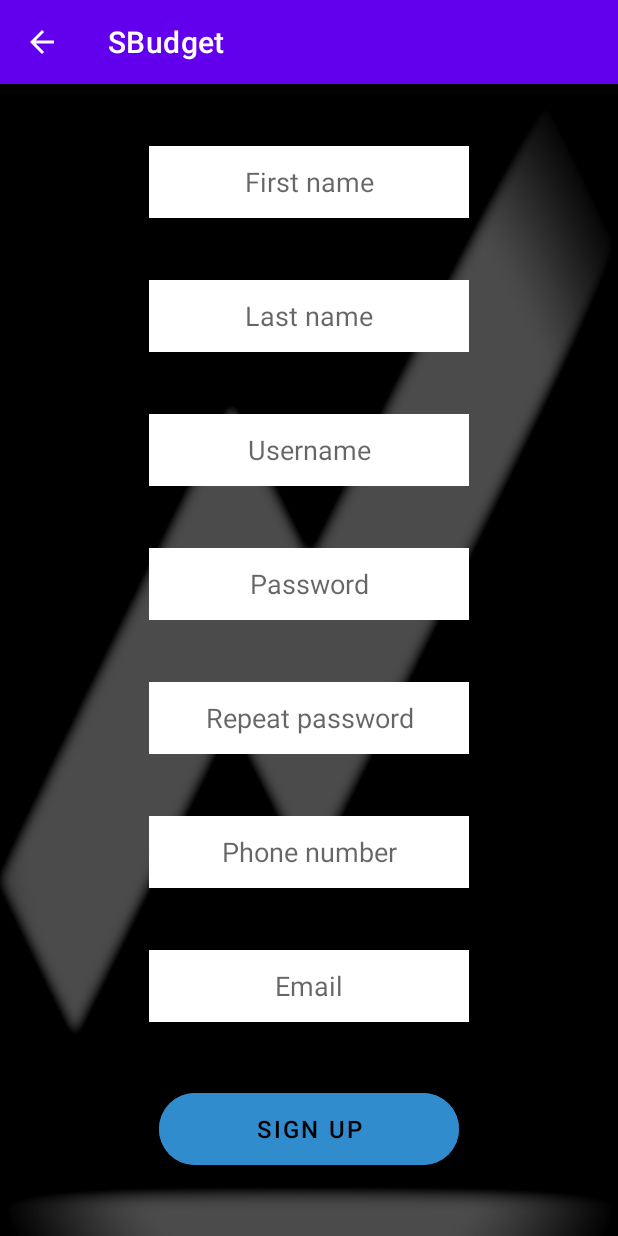
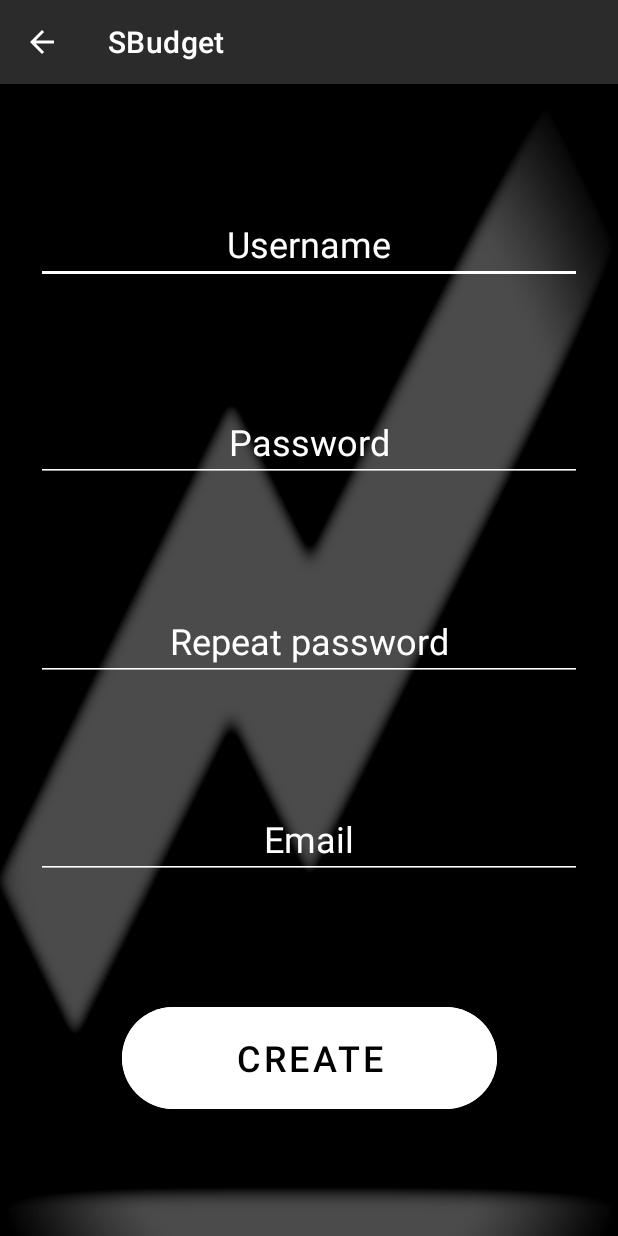
Before and after one commit to mezi-0/MobiilikehitysProjekti-R4, an Android app: the screen it shows after launch (SignUp), after a tap on "SIGN UP", on a phone screen of 412 x 824 dp. Run offline under Robolectric (Android 15) with nearby library versions, the light colour scheme and no system bars; our stand-ins replace Firebase (no records; nobody signed in at launch, a user with empty details on screens opened directly); libraries missing offline, so code that uses them is left out: at.favre.lib.

Commit message:
Firebase-database connection and new design for login/signUp pages

```diff
--- a/app/build.gradle
+++ b/app/build.gradle
@@ -44,13 +44,15 @@ dependencies {
     implementation 'androidx.constraintlayout:constraintlayout:2.1.3'
     implementation 'com.github.PhilJay:MPAndroidChart:v3.1.0'
     implementation 'com.google.android.material:material:1.1.0'
+    implementation 'com.google.firebase:firebase-storage-ktx:20.0.1'
     testImplementation 'junit:junit:4.+'
     androidTestImplementation 'androidx.test.ext:junit:1.1.3'
     androidTestImplementation 'androidx.test.espresso:espresso-core:3.4.0'
 
     implementation group: 'at.favre.lib', name: 'bcrypt', version: '0.9.0'
 
-    implementation platform('com.google.firebase:firebase-bom:29.2.1')
+    implementation platform('com.google.firebase:firebase-bom:29.3.0')
     implementation 'com.google.firebase:firebase-analytics-ktx'
     implementation 'com.google.firebase:firebase-database:19.4.0'
+    implementation 'com.google.firebase:firebase-auth-ktx'
 }
--- a/app/src/main/java/com/example/sbudget/UserData.kt
+++ b/app/src/main/java/com/example/sbudget/UserData.kt
@@ -1,11 +1,8 @@
 package com.example.sbudget
 
+
 data class UserData (
-    val firstName : String,
-    val lastName : String,
     val userName : String,
-    val password : String,
-    val phone : String,
     val email : String,
     val level : String
 )
--- /dev/null
+++ b/app/src/main/res/drawable/actionbar_color_gradient.xml
@@ -0,0 +1,9 @@
+<?xml version="1.0" encoding="utf-8"?>
+<shape xmlns:android="http://schemas.android.com/apk/res/android">
+
+    <gradient
+        android:type="linear"
+        android:startColor="#121212"
+        android:endColor="#4D4C4C"
+        android:angle="90"/>
+</shape>
--- /dev/null
+++ b/app/src/main/res/drawable/button_design.xml
@@ -0,0 +1,5 @@
+<?xml version="1.0" encoding="utf-8"?>
+<selector xmlns:android="http://schemas.android.com/apk/res/android">
+    <item android:state_pressed="false" android:color="@color/white"/>
+    <item android:state_pressed="true" android:color="#EDD2D2"/>
+</selector>
--- a/app/src/main/res/layout/activity_sign_up.xml
+++ b/app/src/main/res/layout/activity_sign_up.xml
@@ -28,67 +28,40 @@
         tools:layout_editor_absoluteY="0dp" />
     <!--Background image and that's darkening-->
 
-    <EditText
-        android:id="@+id/editTxtFname"
-        android:layout_width="wrap_content"
-        android:layout_height="wrap_content"
-        android:ems="10"
-        android:hint="First name"
-        android:inputType="textPersonName"
-        android:background="@color/white"
-        android:textAlignment="center"
-        android:minHeight="48dp"
-        app:layout_constraintBottom_toTopOf="@+id/editTxtLname"
-        app:layout_constraintEnd_toEndOf="parent"
-        app:layout_constraintHorizontal_bias="0.5"
-        app:layout_constraintStart_toStartOf="parent"
-        app:layout_constraintTop_toTopOf="parent" />
 
-    <EditText
-        android:id="@+id/editTxtLname"
-        android:layout_width="wrap_content"
-        android:layout_height="wrap_content"
-        android:ems="10"
-        android:hint="Last name"
-        android:inputType="textPersonName"
-        android:background="@color/white"
-        android:textAlignment="center"
-        android:minHeight="48dp"
-        app:layout_constraintBottom_toTopOf="@+id/editTxtUname"
-        app:layout_constraintEnd_toEndOf="parent"
-        app:layout_constraintHorizontal_bias="0.5"
-        app:layout_constraintStart_toStartOf="parent"
-        app:layout_constraintTop_toBottomOf="@+id/editTxtFname" />
 
     <EditText
         android:id="@+id/editTxtUname"
         android:layout_width="wrap_content"
         android:layout_height="wrap_content"
-        android:ems="10"
+        android:layout_marginTop="80dp"
+        android:ems="13"
         android:hint="Username"
+        android:textColorHint="@color/white"
+        android:backgroundTint="@color/white"
+        android:textColor="@color/white"
         android:inputType="textPersonName"
-        android:background="@color/white"
         android:textAlignment="center"
-        android:minHeight="48dp"
-        app:layout_constraintBottom_toTopOf="@+id/editTextPassword"
+        android:textSize="24sp"
         app:layout_constraintEnd_toEndOf="parent"
-        app:layout_constraintHorizontal_bias="0.5"
         app:layout_constraintStart_toStartOf="parent"
-        app:layout_constraintTop_toBottomOf="@+id/editTxtLname" />
+        app:layout_constraintTop_toTopOf="parent" />
 
     <EditText
         android:id="@+id/editTextPassword"
         android:layout_width="wrap_content"
         android:layout_height="wrap_content"
-        android:ems="10"
+        android:backgroundTint="@color/white"
+        android:ems="13"
         android:hint="Password"
         android:inputType="textPassword"
-        android:background="@color/white"
+        android:minHeight="48dp"
         android:textAlignment="center"
-        android:minHeight="48dp"
+        android:textColor="@color/white"
+        android:textColorHint="@color/white"
+        android:textSize="24sp"
         app:layout_constraintBottom_toTopOf="@+id/editTextPassword2"
         app:layout_constraintEnd_toEndOf="parent"
-        app:layout_constraintHorizontal_bias="0.5"
         app:layout_constraintStart_toStartOf="parent"
         app:layout_constraintTop_toBottomOf="@+id/editTxtUname" />
 
@@ -96,63 +69,64 @@
         android:id="@+id/editTextPassword2"
         android:layout_width="wrap_content"
         android:layout_height="wrap_content"
-        android:ems="10"
+        android:ems="13"
         android:hint="Repeat password"
         android:inputType="textPassword"
-        android:background="@color/white"
+        android:textColorHint="@color/white"
+        android:backgroundTint="@color/white"
+        android:textColor="@color/white"
         android:textAlignment="center"
+        android:textSize="24sp"
         android:minHeight="48dp"
-        app:layout_constraintBottom_toTopOf="@+id/editTxtPhone"
+        app:layout_constraintBottom_toTopOf="@+id/editTxtAddress"
         app:layout_constraintEnd_toEndOf="parent"
-        app:layout_constraintHorizontal_bias="0.5"
         app:layout_constraintStart_toStartOf="parent"
         app:layout_constraintTop_toBottomOf="@+id/editTextPassword" />
 
-    <EditText
-        android:id="@+id/editTxtPhone"
-        android:layout_width="wrap_content"
-        android:layout_height="wrap_content"
-        android:ems="10"
-        android:hint="Phone number"
-        android:inputType="textPersonName"
-        android:background="@color/white"
-        android:textAlignment="center"
-        android:minHeight="48dp"
-        app:layout_constraintBottom_toTopOf="@+id/editTxtAddress"
-        app:layout_constraintEnd_toEndOf="parent"
-        app:layout_constraintHorizontal_bias="0.5"
-        app:layout_constraintStart_toStartOf="parent"
-        app:layout_constraintTop_toBottomOf="@+id/editTextPassword2" />
 
     <EditText
         android:id="@+id/editTxtAddress"
         android:layout_width="wrap_content"
         android:layout_height="wrap_content"
-        android:ems="10"
+        android:ems="13"
         android:hint="Email"
         android:inputType="textPersonName"
-        android:background="@color/white"
+        android:textColorHint="@color/white"
+        android:backgroundTint="@color/white"
+        android:textColor="@color/white"
         android:textAlignment="center"
+        android:textSize="24sp"
         android:minHeight="48dp"
         app:layout_constraintBottom_toTopOf="@+id/btnSignUp"
         app:layout_constraintEnd_toEndOf="parent"
         app:layout_constraintStart_toStartOf="parent"
-        app:layout_constraintTop_toBottomOf="@+id/editTxtPhone" />
+        app:layout_constraintTop_toBottomOf="@+id/editTextPassword2" />
 
 
     <Button
         android:id="@+id/btnSignUp"
-        android:layout_width="200dp"
-        android:layout_height="60dp"
-        android:text="Sign up"
-        android:backgroundTint="#318CCD"
+        android:layout_width="250dp"
+        android:layout_height="80dp"
         android:textColor="@color/black"
-        android:textSize="16dp"
-        app:cornerRadius="25dp"
+        android:backgroundTint="@drawable/button_design"
+        android:text="Create"
+        android:textSize="24sp"
+        app:cornerRadius="150dp"
         app:layout_constraintBottom_toBottomOf="parent"
         app:layout_constraintEnd_toEndOf="parent"
         app:layout_constraintHorizontal_bias="0.5"
         app:layout_constraintStart_toStartOf="parent"
         app:layout_constraintTop_toBottomOf="@+id/editTxtAddress" />
 
+    <ProgressBar
+        android:id="@+id/progressBar"
+        android:layout_width="wrap_content"
+        android:layout_height="wrap_content"
+        app:layout_constraintBottom_toBottomOf="@+id/relativeLayout"
+        app:layout_constraintEnd_toEndOf="parent"
+        app:layout_constraintStart_toStartOf="parent"
+        app:layout_constraintTop_toTopOf="parent"
+        tools:ignore="MissingConstraints"
+        android:visibility="invisible"/>
+
 </androidx.constraintlayout.widget.ConstraintLayout>
--- a/app/src/main/res/values/strings.xml
+++ b/app/src/main/res/values/strings.xml
@@ -8,6 +8,7 @@
     <string name="subscription_title"><u>Own subscription</u></string>
     <string name="change_password_title"><u>Change Password</u></string>
 
+
     <!-- Others underlines-->
     <string name="reset_password_underline"><u>Reset password</u></string>
 </resources>
--- a/app/src/main/res/values/themes.xml
+++ b/app/src/main/res/values/themes.xml
@@ -2,7 +2,7 @@
     <!-- Base application theme. -->
     <style name="Theme.SBudget" parent="Theme.MaterialComponents.DayNight.DarkActionBar">
         <!-- Primary brand color. -->
-        <item name="colorPrimary">@color/purple_500</item>
+        <item name="colorPrimary">#2B2B2B</item>
         <item name="colorPrimaryVariant">@color/purple_700</item>
         <item name="colorOnPrimary">@color/white</item>
 
```
Also changed, not shown: app/src/main/java/com/example/sbudget/MainActivity.kt (+45 -11 lines), app/src/main/java/com/example/sbudget/MyProfile.kt (+45 -1 lines), app/src/main/java/com/example/sbudget/SignUp.kt (+43 -23 lines), app/src/main/res/drawable/ic_password.xml (added, +9 -0 lines), app/src/main/res/drawable/ic_username.xml (added, +9 -0 lines), app/src/main/res/layout/activity_main.xml (+22 -15 lines), app/src/main/res/layout/activity_my_profile.xml (+15 -51 lines).
